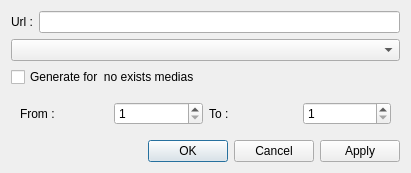
This is dialogscript.ui in zakariakov/elforkane as Qt 5 draws it before an edit. The edited form follows.
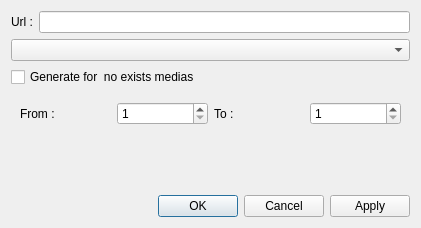
This is the edited form.

```diff
--- a/dialogscript.ui
+++ b/dialogscript.ui
@@ -6,8 +6,8 @@
    <rect>
     <x>0</x>
     <y>0</y>
-    <width>411</width>
-    <height>171</height>
+    <width>421</width>
+    <height>228</height>
    </rect>
   </property>
   <property name="windowTitle">
```
